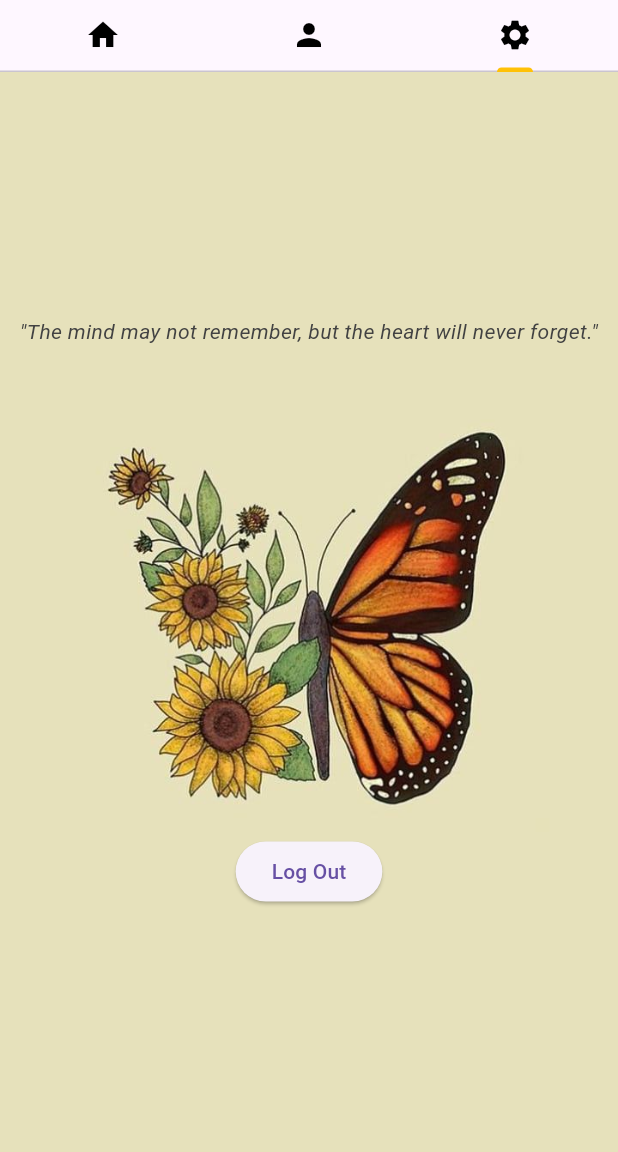
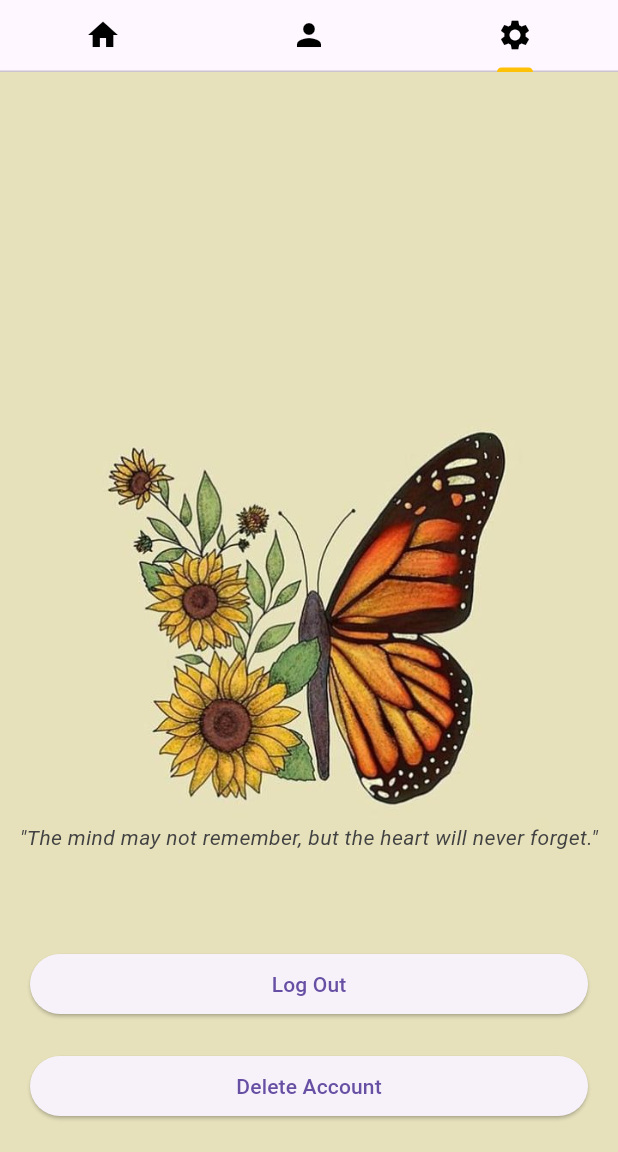
Before and after one commit to AnnaSoHock/MemoryBridges_App, a Flutter app: the MainHomeScreen screen opened directly, tab 3 chosen, on a phone screen of 412 x 824 dp, the part 84-1236 px from its top. Run offline on Flutter 3.47's test engine with Material 3 defaults, Android fonts, the phone set to English and light mode, and no system bars; our stand-ins replace cloud_firestore, firebase_auth, firebase_core, firebase_storage, image_picker, shared_preferences; accounts and stored records are empty.

Commit message:
updated code after appbundle

```diff
--- a/lib/dailyQuotesScreen.dart
+++ b/lib/dailyQuotesScreen.dart
@@ -16,8 +16,8 @@ class _DailyQuotesScreenState extends State<DailyQuotesScreen> {
   void initState() {
     super.initState();
     _loadImage();
-    // Timer to change photo after every 24hrs
-    Timer.periodic(const Duration(minutes: 1), (timer) {
+    // Timer to change photo after every 24hrs in minutes
+    Timer.periodic(const Duration(minutes: 1440), (timer) {
       _changeImage();
     });
   }
--- a/lib/mainHomeScreen.dart
+++ b/lib/mainHomeScreen.dart
@@ -372,6 +372,7 @@ class _SecondTabState extends State<SecondTab> {
   }
 }
 
+
 class ThirdTab extends StatelessWidget {
   @override
   Widget build(BuildContext context) {
@@ -386,10 +387,12 @@ class ThirdTab extends StatelessWidget {
           ),
         ),
         Column(
-          mainAxisAlignment: MainAxisAlignment.spaceAround, // Distribute space evenly
+          mainAxisAlignment: MainAxisAlignment.center, // Center vertically
           crossAxisAlignment: CrossAxisAlignment.center, // Center horizontally
           children: [
-            Center(
+            Padding(
+              padding: const EdgeInsets.only(top: 300.0), // Add padding to the top
+              child: Center(
                 child: Text(
                   '"The mind may not remember, but the heart will never forget."',
                   textAlign: TextAlign.center, // Center text
@@ -399,14 +402,6 @@ class ThirdTab extends StatelessWidget {
                   ),
                 ),
               ),
-            Center(
-              child: ElevatedButton(
-                onPressed: () async {
-                  await FirebaseAuth.instance.signOut();
-                  Navigator.pushReplacement(context, MaterialPageRoute(builder: (_) => const LoginScreen()));
-                },
-                child: const Text('Log Out'),
-              ),
             ),
           ],
         ),
@@ -414,13 +409,36 @@ class ThirdTab extends StatelessWidget {
           bottom: 20, // Adjust the bottom position as needed
           left: 20, // Adjust the left position as needed
           right: 20, // Adjust the right position as needed
-          child: Text(
-            '',
-            textAlign: TextAlign.center,
-            style: TextStyle(
-              color: Colors.grey[400],
-              fontStyle: FontStyle.italic,
+          child: Column(
+            crossAxisAlignment: CrossAxisAlignment.stretch,
+            children: [
+              ElevatedButton(
+                onPressed: () async {
+                  await FirebaseAuth.instance.signOut();
+                  Navigator.pushReplacement(context, MaterialPageRoute(builder: (_) => const LoginScreen()));
+                },
+                child: const Text('Log Out'),
               ),
+              SizedBox(height: 20), // Add some space between the buttons
+              ElevatedButton(
+                onPressed: () async {
+                  // Check if user is signed in
+                  if (FirebaseAuth.instance.currentUser != null) {
+                    // Delete user account and associated data
+                    try {
+                      await FirebaseAuth.instance.currentUser!.delete();
+                      // After successful deletion, navigate to the login screen
+                      Navigator.pushReplacement(context, MaterialPageRoute(builder: (_) => const LoginScreen()));
+                    } catch (e) {
+                      // Handle any errors here
+                      print("Failed to delete account: $e");
+                      // You can also show an error dialog or message to the user here
+                    }
+                  }
+                },
+                child: const Text('Delete Account'),
+              ),
+            ],
           ),
         ),
       ],
```
Also changed, not shown: lib/main.dart (+1 -13 lines), 17 other files. Lines whose indentation alone changed are shown as unchanged.
